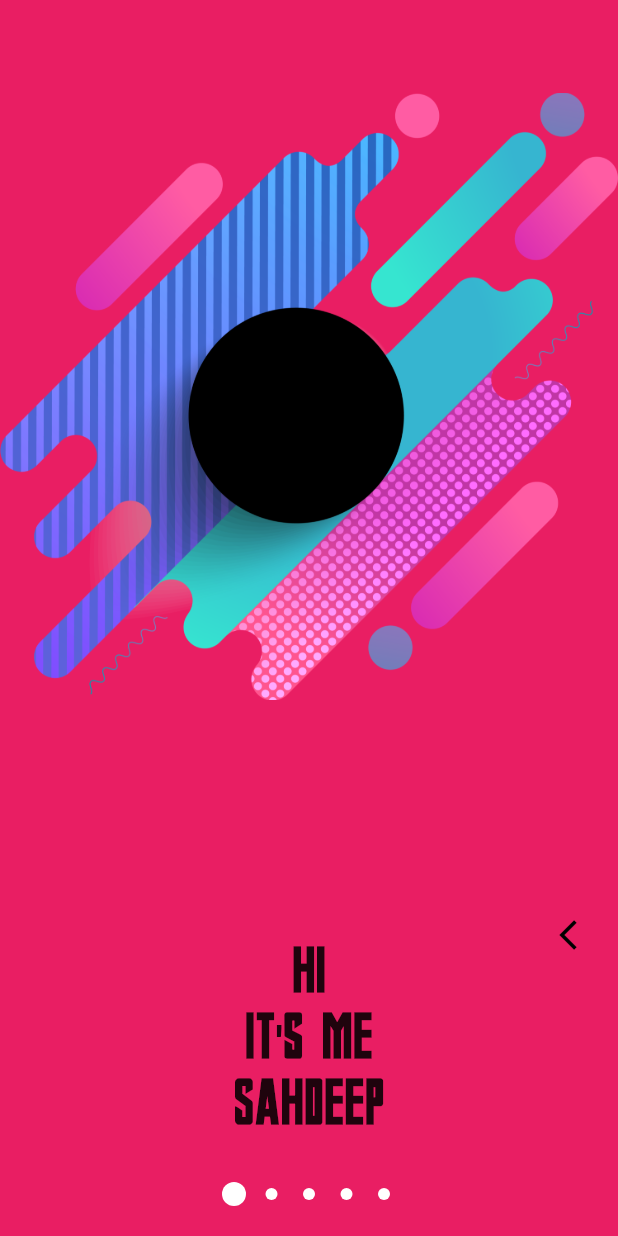
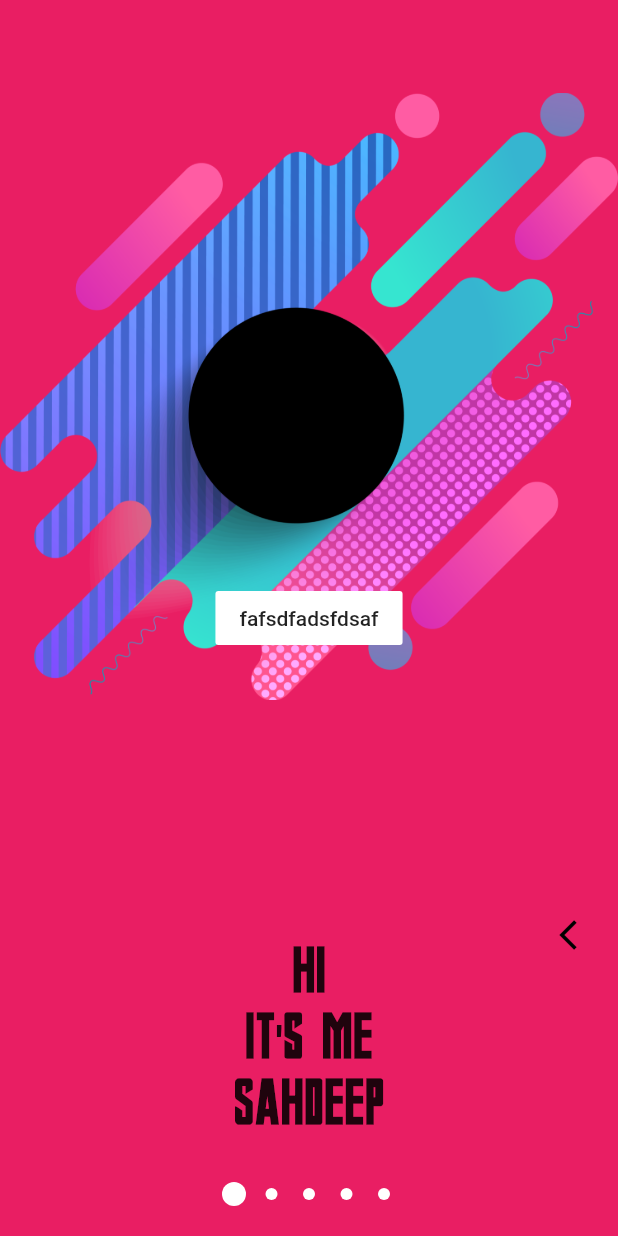
Before and after one commit to iamSahdeep/liquid_swipe_flutter, a Flutter app: the screen it shows after launch, on a phone screen of 412 x 824 dp. Run offline on Flutter 3.47's test engine with Material 2 defaults, Android fonts, the phone set to English and light mode, and no system bars.

```diff
--- a/example/lib/main.dart
+++ b/example/lib/main.dart
@@ -22,8 +22,14 @@ class MyApp extends StatefulWidget {
 
 class _MyAppState extends State<MyApp> {
   int page = 0;
+  LiquidController liquidController;
+  UpdateType updateType;
 
-  UpdateType updateType;
+  @override
+  void initState() {
+    liquidController = LiquidController();
+    super.initState();
+  }
 
   final pages = [
     Container(
@@ -231,6 +237,7 @@ class _MyAppState extends State<MyApp> {
               onPageChangeCallback: pageChangeCallback,
               currentUpdateTypeCallback: updateTypeCallback,
               waveType: WaveType.liquidReveal,
+              liquidController: liquidController,
             ),
             Padding(
               padding: EdgeInsets.all(20),
@@ -244,6 +251,16 @@ class _MyAppState extends State<MyApp> {
                 ],
               ),
             ),
+            Align(
+              alignment: Alignment.center,
+              child: FlatButton(
+                onPressed: () {
+                  liquidController.animateToPage(4);
+                },
+                child: Text("fafsdfadsfdsaf"),
+                color: Colors.white,
+              ),
+            )
           ],
         ),
       ),
--- /dev/null
+++ b/lib/PageHelpers/LiquidController.dart
@@ -0,0 +1,21 @@
+import 'package:flutter/material.dart';
+import 'package:liquid_swipe/Provider/iamariderprovider.dart';
+import 'package:provider/provider.dart';
+
+class LiquidController {
+  BuildContext context;
+
+  LiquidController();
+
+  setContext(BuildContext c) {
+    context = c;
+  }
+
+  jumpToPage(int page) {
+    Provider.of<IAmARiderProvider>(context, listen: false).jumpToPage(page);
+  }
+
+  animateToPage(int page) {
+    Provider.of<IAmARiderProvider>(context, listen: false).animateToPage(page);
+  }
+}
--- a/lib/liquid_swipe.dart
+++ b/lib/liquid_swipe.dart
@@ -1,6 +1,7 @@
 import 'package:flutter/material.dart';
 import 'package:flutter/widgets.dart';
 import 'package:liquid_swipe/Helpers/Helpers.dart';
+import 'package:liquid_swipe/PageHelpers/LiquidController.dart';
 import 'package:liquid_swipe/PageHelpers/page.dart';
 import 'package:liquid_swipe/PageHelpers/page_dragger.dart';
 import 'package:liquid_swipe/PageHelpers/page_reveal.dart';
@@ -8,6 +9,7 @@ import 'package:liquid_swipe/Provider/iamariderprovider.dart';
 import 'package:provider/provider.dart';
 
 export 'package:liquid_swipe/Helpers/Helpers.dart';
+export 'package:liquid_swipe/PageHelpers/LiquidController.dart';
 
 final key = new GlobalKey<_LiquidSwipe>();
 
@@ -22,6 +24,7 @@ class LiquidSwipe extends StatefulWidget {
   final Widget slideIconWidget;
   final double positionSlideIcon;
   final bool enableLoop;
+  final LiquidController liquidController;
   final WaveType waveType;
   final OnPageChangeCallback onPageChangeCallback;
   final CurrentUpdateTypeCallback currentUpdateTypeCallback;
@@ -35,6 +38,7 @@ class LiquidSwipe extends StatefulWidget {
     this.slideIconWidget = const Icon(Icons.arrow_back_ios),
     this.positionSlideIcon = 0.54,
     this.enableLoop = true,
+    this.liquidController,
     this.waveType = WaveType.liquidReveal,
     this.onPageChangeCallback,
     this.currentUpdateTypeCallback,
@@ -51,8 +55,11 @@ class LiquidSwipe extends StatefulWidget {
 }
 
 class _LiquidSwipe extends State<LiquidSwipe> with TickerProviderStateMixin {
+  LiquidController liquidController;
+
   @override
   void initState() {
+    liquidController = widget.liquidController ?? LiquidController();
     super.initState();
   }
 
@@ -70,9 +77,10 @@ class _LiquidSwipe extends State<LiquidSwipe> with TickerProviderStateMixin {
             widget.onPageChangeCallback,
             widget.currentUpdateTypeCallback);
       },
-      child: Consumer(
-        builder: (BuildContext context, IAmARiderProvider model, _) =>
-            Stack(
+      child:
+      Consumer(builder: (BuildContext context, IAmARiderProvider model, _) {
+        liquidController.setContext(context);
+        return Stack(
           children: <Widget>[
             CustomPage(
               pageView: model.slideDirection == SlideDirection.leftToRight
@@ -101,8 +109,8 @@ class _LiquidSwipe extends State<LiquidSwipe> with TickerProviderStateMixin {
               iconPosition: widget.positionSlideIcon,
             ), //PageDragger
           ], //Widget//Stack
-            ),
-      ),
+        );
+      }),
     ); //Scaffold
   }
 }
```
Also changed, not shown: lib/Provider/iamariderprovider.dart (+19 -2 lines). Lines whose indentation alone changed are shown as unchanged.
